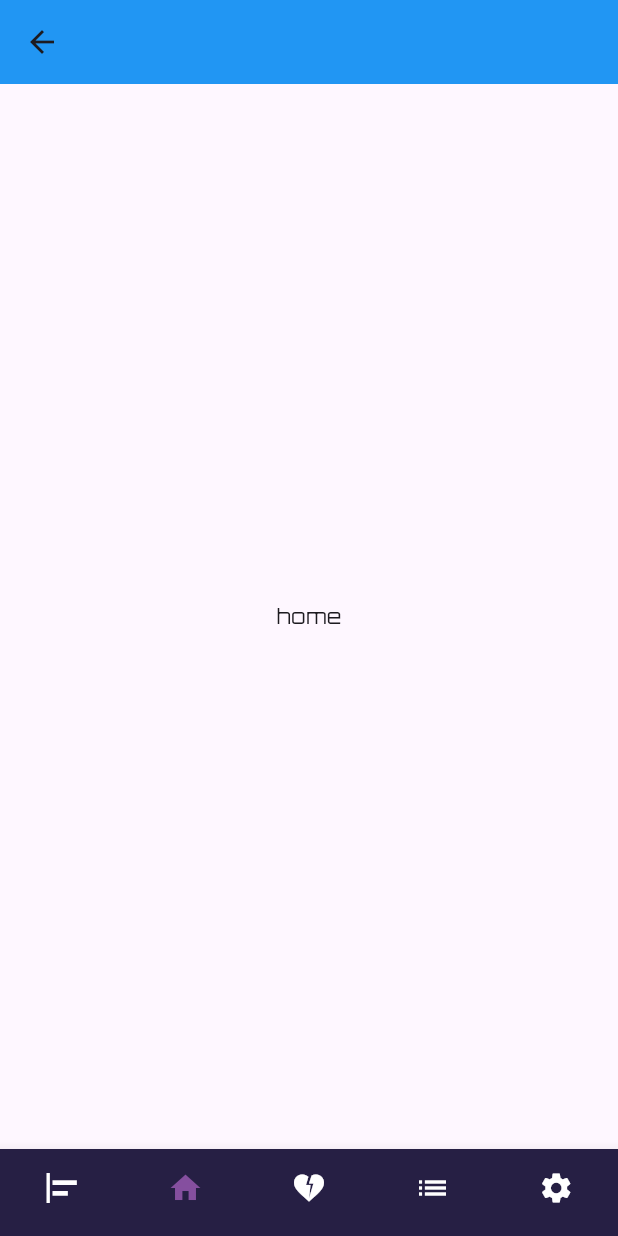
After one commit to salahswidan/audio_player_app, a Flutter app: the MainHomeScreen screen opened by its route, item 2 of the bottom bar chosen, on a phone screen of 412 x 824 dp. The commit adds this screen. Run offline on Flutter 3.47's test engine with Material 3 defaults, Android fonts, the phone set to English and light mode, and no system bars.

Commit message:
make mian home

```diff
--- /dev/null
+++ b/lib/controller/main_home_controller.dart
@@ -0,0 +1,37 @@
+import 'package:audio_player_app/features/main_home/screens/home_page.dart';
+import 'package:flutter/material.dart';
+
+class MainHomeController {
+  static List<Icon> HomeIcon = [
+    Icon(Icons.align_horizontal_left_outlined),
+    Icon(Icons.home),
+    Icon(Icons.heart_broken),
+    Icon(Icons.list),
+    Icon(Icons.settings),
+  ];
+
+  static List<Widget> HomePages = [
+    Scaffold(
+      body: Center(
+        child: Text("align_horizontal_left_outlined"),
+      ),
+    ),
+    HomePage(),
+
+    Scaffold(
+      body: Center(
+        child: Text("haert"),
+      ),
+    ),
+    Scaffold(
+      body: Center(
+        child: Text("list"),
+      ),
+    ),
+    Scaffold(
+      body: Center(
+        child: Text("setting"),
+      ),
+    ),
+  ];
+}
--- a/lib/core/resourses/routes_managers.dart
+++ b/lib/core/resourses/routes_managers.dart
@@ -1,4 +1,4 @@
-import 'package:audio_player_app/features/home/screens/home_screen.dart';
+import 'package:audio_player_app/features/main_home/screens/main_home_screen.dart';
 import 'package:audio_player_app/features/on_boarding/screens/on_boarding_screen.dart';
 import 'package:flutter/material.dart';
 
@@ -6,9 +6,9 @@ import '../../features/splash/screens/splash_screen.dart';
 
 class RoutesManagers {
   static Map<String, WidgetBuilder> routes = {
-    RouteNames.kSplashScreen : (context) => const SplashScreen(),
-    RouteNames.kOnBoardingScreen : (context) => const OnBoardingScreen(),
-    RouteNames.kHomeScreen : (context) => const HomeScreen(),
+    RouteNames.kSplashScreen: (context) => const SplashScreen(),
+    RouteNames.kOnBoardingScreen: (context) => const OnBoardingScreen(),
+    RouteNames.kHomeScreen: (context) => const MainHomeScreen(),
   };
 }
 
--- /dev/null
+++ b/lib/features/main_home/screens/home_page.dart
@@ -0,0 +1,17 @@
+import 'package:flutter/material.dart';
+
+class HomePage extends StatelessWidget {
+  const HomePage({super.key});
+
+  @override
+  Widget build(BuildContext context) {
+    return Scaffold(
+      appBar: AppBar(
+        backgroundColor: Colors.blue,
+      ),
+      body: Center(
+        child: Text("home"),
+      ),
+    );
+  }
+}
--- /dev/null
+++ b/lib/features/main_home/screens/main_home_screen.dart
@@ -0,0 +1,28 @@
+import 'package:audio_player_app/controller/main_home_controller.dart';
+import 'package:flutter/material.dart';
+
+import '../widgets/custom_bottom_nav_bar_main_home_page.dart';
+
+class MainHomeScreen extends StatefulWidget {
+  const MainHomeScreen({super.key});
+
+  @override
+  State<MainHomeScreen> createState() => _MainHomeScreenState();
+}
+
+class _MainHomeScreenState extends State<MainHomeScreen> {
+  int index = 0;
+  @override
+  Widget build(BuildContext context) {
+    return Scaffold(
+      body: MainHomeController.HomePages[index],
+      bottomNavigationBar: CustomBottomNavBarMainHomePage(
+        index: index,
+        onTap: (value) {
+          index = value;
+          setState(() {});
+        },
+      ),
+    );
+  }
+}
--- a/lib/features/home/widgets/custom_bottom_nav_bar_home_page.dart
+++ b/lib/features/main_home/widgets/custom_bottom_nav_bar_main_home_page.dart
@@ -1,10 +1,10 @@
 import 'package:audio_player_app/core/resourses/color_managers.dart';
 import 'package:flutter/material.dart';
 
-import '../../../controller/home_controller.dart';
+import '../../../controller/main_home_controller.dart';
 
-class CustomBottomNavBarHomePage extends StatelessWidget {
-  const CustomBottomNavBarHomePage({
+class CustomBottomNavBarMainHomePage extends StatelessWidget {
+  const CustomBottomNavBarMainHomePage({
     super.key,
     required this.onTap,
     required this.index,
@@ -23,8 +23,9 @@ class CustomBottomNavBarHomePage extends StatelessWidget {
         type: BottomNavigationBarType.fixed, //! to show more tha 3 icon
         backgroundColor: Color(0xff261F44),
         items: [
-          for (int i = 0; i < HomeController.HomeIcon.length; i++)
-            BottomNavigationBarItem(icon: HomeController.HomeIcon[i], label: '')
+          for (int i = 0; i < MainHomeController.HomeIcon.length; i++)
+            BottomNavigationBarItem(
+                icon: MainHomeController.HomeIcon[i], label: '')
         ]);
   }
 }
```
Also changed, not shown: lib/controller/home_controller.dart (deleted, +0 -20 lines), lib/features/home/screens/home_screen.dart (deleted, +0 -29 lines).
